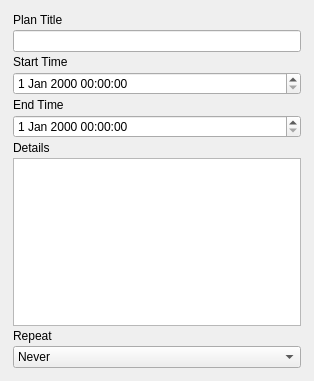
First picture: the form in Qt_Calendar/Calendar/editplan.ui, repository RedChiken/Calendar, before the edit.
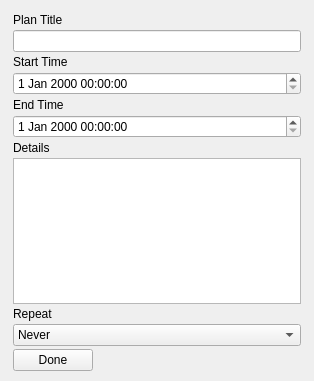
Second picture: the form after the edit.

Commit message: Added setter method & temporary struct

```diff
--- a/Qt_Calendar/Calendar/editplan.ui
+++ b/Qt_Calendar/Calendar/editplan.ui
@@ -11,7 +11,7 @@
    </rect>
   </property>
   <property name="sizePolicy">
-   <sizepolicy hsizetype="Fixed" vsizetype="Fixed">
+   <sizepolicy hsizetype="Preferred" vsizetype="Fixed">
     <horstretch>0</horstretch>
     <verstretch>0</verstretch>
    </sizepolicy>
@@ -38,6 +38,9 @@
    <string>Edit Plan</string>
   </property>
   <layout class="QGridLayout" name="gridLayout">
+   <property name="bottomMargin">
+    <number>8</number>
+   </property>
    <item row="0" column="0">
     <layout class="QVBoxLayout" name="verticalLayout">
      <property name="spacing">
@@ -190,6 +193,25 @@
        </item>
       </widget>
      </item>
+     <item>
+      <widget class="QPushButton" name="EditButton">
+       <property name="sizePolicy">
+        <sizepolicy hsizetype="Fixed" vsizetype="Minimum">
+         <horstretch>0</horstretch>
+         <verstretch>0</verstretch>
+        </sizepolicy>
+       </property>
+       <property name="cursor">
+        <cursorShape>ArrowCursor</cursorShape>
+       </property>
+       <property name="layoutDirection">
+        <enum>Qt::LeftToRight</enum>
+       </property>
+       <property name="text">
+        <string>Done</string>
+       </property>
+      </widget>
+     </item>
     </layout>
    </item>
   </layout>
```
Left out of the diff: 10 changed lines with no effect on the pictures. The commit also changes 2 other files.
